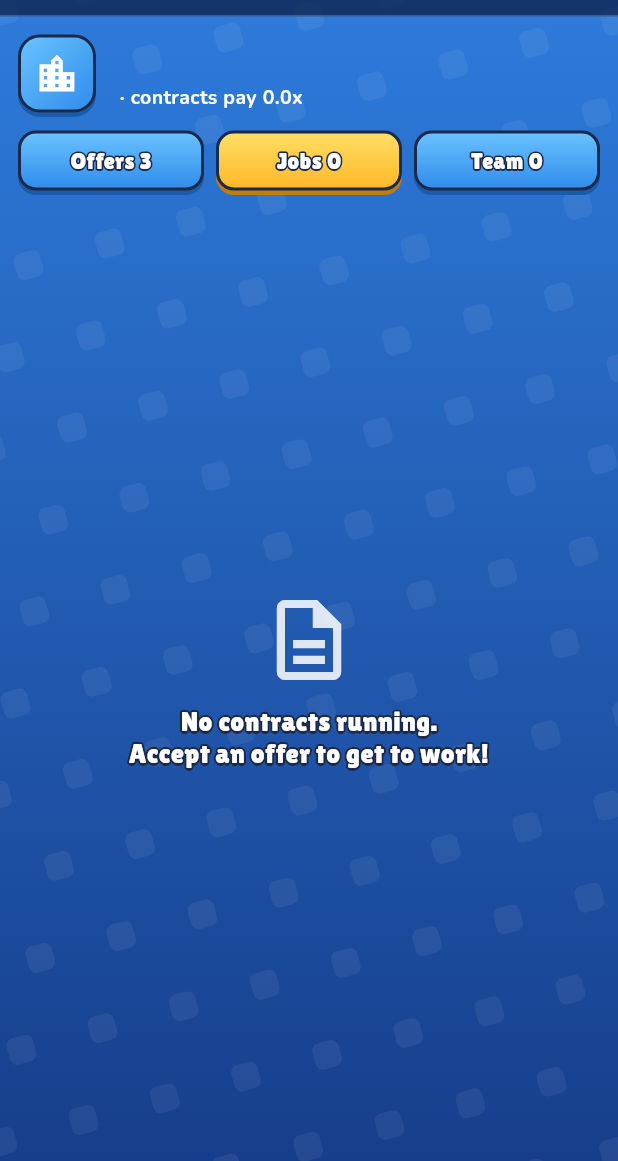
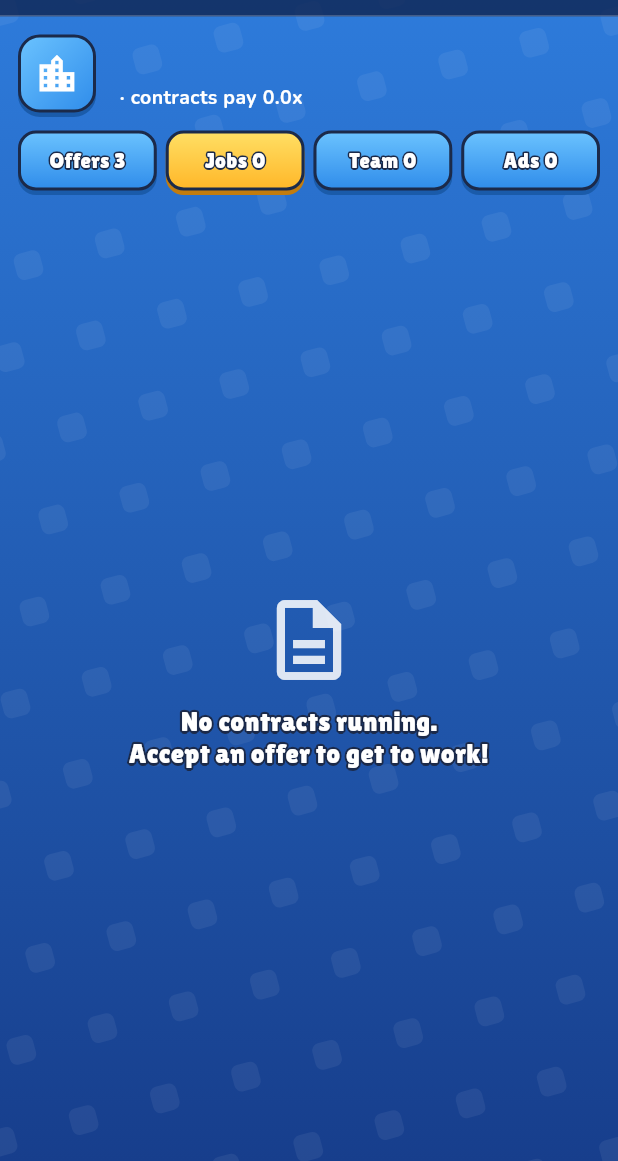
Before and after one commit to AhmerW/freelancer24_tycoon, a Flutter app: the CityPage screen opened directly with empty values, after a tap on an icon or button, on a phone screen of 412 x 824 dp, the part 75-1236 px from its top. Run offline on Flutter 3.47's test engine with Material 3 defaults, Android fonts, the phone set to English and light mode, and no system bars; drawn by our look-alikes of flutter_animate; our stand-ins replace confetti, flutter_bloc, google_fonts, hive_flutter; missing offline and left inert: random_avatar; accounts and stored records are empty.

Commit message:
UI for Phase 3: Goals tab, city Ads, coach, applicant countdown
- Goals tab: achievements sorted claimable-first with progress bars,
  claim button pays with coin burst + confetti; badge on the tab
- City "Ads" tab: launch Flyers / Radio / Online ads, live countdown
- Coach: mascot hints for the first session derived from game state,
  tapping opens the right tab
- Achievements are checked right after actions for instant feedback;
  applicants show "Leaves in 12m"
- Fixes: GameButton sizing in unconstrained rows, per-instance coin
  targets, tab margin overshoot, map pins clamped and unlocked on top
- CLAUDE.md documents the game UI kit and FX layer

Co-Authored-By: Claude Opus 5.5 <noreply@anthropic.com>

```diff
--- a/assets/data/locations.json
+++ b/assets/data/locations.json
@@ -248,8 +248,8 @@
                 "Mind the deadline! Can you help?"
             ],
             "tier": 3,
-            "widthMultiplier": 0.45,
-            "heightMultiplier": 0.34,
+            "widthMultiplier": 0.395,
+            "heightMultiplier": 0.29,
             "price": 15000000,
             "rate": 3.0,
             "icon": "",
--- a/lib/game/game_cubit.dart
+++ b/lib/game/game_cubit.dart
@@ -69,6 +69,7 @@ class GameCubit extends Cubit<GameState> {
         avatarSeed: c.client,
       ));
     }
+    _announceAchievements(result.newAchievements);
     if (result.awayFor != null && result.awayEarnings > 0) {
       _notify(GameNotice(
         kind: NoticeKind.info,
@@ -162,6 +163,19 @@ class GameCubit extends Cubit<GameState> {
     );
   }
 
+  bool startCampaign(int locationId, String campaignId) => _run(
+        (s) => engine.startCampaign(s, locationId, campaignId, now()),
+        success:
+            '${content.campaignOrNull(campaignId)?.name ?? 'Campaign'} is live!',
+      );
+
+  /// Claims an achievement reward; returns the amount paid, or null.
+  double? claimAchievement(String id) {
+    final before = state.balance;
+    final ok = _run((s) => engine.claimAchievement(s, id));
+    return ok ? state.balance - before : null;
+  }
+
   Future<void> resetGame() async {
     await _saves.clear();
     emit(engine.newGame(now()));
@@ -189,7 +203,9 @@ class GameCubit extends Cubit<GameState> {
     String? avatarSeed,
   }) {
     try {
-      emit(action(state));
+      final check = engine.checkAchievements(action(state));
+      emit(check.state);
+      _announceAchievements(check.unlocked);
     } on GameRuleException catch (e) {
       _notify(GameNotice(
         kind: NoticeKind.error,
@@ -209,6 +225,17 @@ class GameCubit extends Cubit<GameState> {
     return true;
   }
 
+  void _announceAchievements(List<AchievementDef> unlocked) {
+    for (final a in unlocked) {
+      _notify(GameNotice(
+        kind: NoticeKind.success,
+        title: 'Achievement: ${a.title}',
+        message: 'Claim your reward in Goals!',
+        lifetime: const Duration(seconds: 5),
+      ));
+    }
+  }
+
   void _notify(GameNotice notice) {
     if (!_notices.isClosed) _notices.add(notice);
   }
--- /dev/null
+++ b/lib/views/goals/goals_view.dart
@@ -0,0 +1,160 @@
+import 'package:flutter/material.dart';
+import 'package:flutter_animate/flutter_animate.dart';
+import 'package:flutter_bloc/flutter_bloc.dart';
+import 'package:freelancer24_tycoon/core/content/game_content.dart';
+import 'package:freelancer24_tycoon/core/state/game_state.dart';
+import 'package:freelancer24_tycoon/game/game_cubit.dart';
+import 'package:freelancer24_tycoon/utils/format.dart';
+import 'package:freelancer24_tycoon/views/game_ui/fx_layer.dart';
+import 'package:freelancer24_tycoon/views/game_ui/game_button.dart';
+import 'package:freelancer24_tycoon/views/game_ui/game_panel.dart';
+import 'package:freelancer24_tycoon/views/game_ui/game_theme.dart';
+import 'package:freelancer24_tycoon/views/game_ui/stroke_text.dart';
+import 'package:freelancer24_tycoon/views/skills/skills_widgets.dart';
+import 'package:freelancer24_tycoon/views/world/stats_view.dart';
+
+/// The "Goals" tab: achievements with progress and rewards to claim.
+class GoalsView extends StatelessWidget {
+  const GoalsView({super.key});
+
+  @override
+  Widget build(BuildContext context) {
+    return BlocBuilder<GameCubit, GameState>(
+      buildWhen: (a, b) =>
+          a.achievementsUnlocked != b.achievementsUnlocked ||
+          a.achievementsClaimed != b.achievementsClaimed ||
+          a.stats != b.stats ||
+          a.skillLevels != b.skillLevels ||
+          a.locations.length != b.locations.length,
+      builder: (context, state) {
+        final game = context.read<GameCubit>();
+        final engine = game.engine;
+        final all = game.content.achievements;
+
+        int rank(AchievementDef a) {
+          if (state.isAchievementClaimed(a.id)) return 2;
+          if (engine.achievementProgress(state, a).reached) return 0;
+          return 1;
+        }
+
+        final sorted = [...all]..sort((a, b) {
+            final r = rank(a).compareTo(rank(b));
+            if (r != 0) return r;
+            return engine
+                .achievementProgress(state, b)
+                .fraction
+                .compareTo(engine.achievementProgress(state, a).fraction);
+          });
+        final claimed =
+            all.where((a) => state.isAchievementClaimed(a.id)).length;
+
+        return ListView(
+          padding: const EdgeInsets.fromLTRB(12, 14, 12, 32),
+          children: [
+            SectionTitle('GOALS  $claimed/${all.length}'),
+            for (final a in sorted) _AchievementCard(a, key: ValueKey(a.id)),
+          ],
+        );
+      },
+    );
+  }
+}
+
+class _AchievementCard extends StatelessWidget {
+  final AchievementDef achievement;
+
+  const _AchievementCard(this.achievement, {super.key});
+
+  String _value(double v) =>
+      achievement.condition.type == AchievementConditionType.lifetimeEarnings
+          ? dollar(v)
+          : formatMoney(v);
+
+  @override
+  Widget build(BuildContext context) {
+    final game = context.read<GameCubit>();
+    final state = game.state;
+    final progress = game.engine.achievementProgress(state, achievement);
+    final claimed = state.isAchievementClaimed(achievement.id);
+    final reached = progress.reached;
+    final reward = game.engine.achievementReward(state, achievement);
+
+    final card = GamePanel(
+      color: claimed
+          ? GameColors.panelShade
+          : reached
+              ? const Color(0xFFFFF6D8)
+              : GameColors.panel,
+      borderColor: reached && !claimed ? const Color(0xFFB07800) : null,
+      padding: const EdgeInsets.all(12),
+      child: Row(
+        children: [
+          IconBadge(
+            tone: claimed
+                ? GameTone.grey
+                : reached
+                    ? GameTone.yellow
+                    : GameTone.purple,
+            size: 56,
+            child: SkillIcon(achievement.icon, size: 36),
+          ),
+          const SizedBox(width: 12),
+          Expanded(
+            child: Column(
+              crossAxisAlignment: CrossAxisAlignment.start,
+              children: [
+                StrokeText(achievement.title, size: 18),
+                Text(achievement.description, style: GameFonts.body(size: 12)),
+                const SizedBox(height: 6),
+                if (!claimed)
+                  GameProgressBar(
+                    value: progress.fraction,
+                    tone: reached ? GameTone.yellow : GameTone.purple,
+                    height: 20,
+                    label:
+                        '${_value(progress.current.clamp(0, progress.target))} / ${_value(progress.target)}',
+                  ),
+              ],
+            ),
+          ),
+          const SizedBox(width: 10),
+          if (claimed)
+            const Icon(Icons.check_circle, color: Color(0xFF2B8A1C), size: 36)
+          else
+            Builder(
+              builder: (buttonContext) => GameButton(
+                tone: GameTone.yellow,
+                height: 56,
+                width: 92,
+                shine: reached,
+                onPressed: reached
+                    ? () {
+                        final paid = game.claimAchievement(achievement.id);
+                        if (paid == null) return;
+                        final fx = Fx.of(buttonContext);
+                        fx.coinBurst(buttonContext, coins: 14);
+                        fx.floatText(buttonContext, '+${dollar(paid)}',
+                            color: GameColors.gold, size: 30);
+                        fx.confetti(buttonContext);
+                      }
+                    : null,
+                child: Column(
+                  mainAxisSize: MainAxisSize.min,
+                  children: [
+                    const StrokeText('CLAIM', size: 14),
+                    PriceLabel(reward, size: 14),
+                  ],
+                ),
+              ),
+            ),
+        ],
+      ),
+    );
+
+    return reached && !claimed
+        ? card
+            .animate(onPlay: (c) => c.repeat(reverse: true))
+            .scaleXY(begin: 1, end: 1.015, duration: 700.ms)
+        : card;
+  }
+}
--- /dev/null
+++ b/lib/views/widgets/coach.dart
@@ -0,0 +1,180 @@
+import 'package:flutter/material.dart';
+import 'package:flutter_animate/flutter_animate.dart';
+import 'package:flutter_bloc/flutter_bloc.dart';
+import 'package:freelancer24_tycoon/core/state/game_state.dart';
+import 'package:freelancer24_tycoon/game/game_cubit.dart';
+import 'package:freelancer24_tycoon/views/game_ui/game_theme.dart';
+import 'package:random_avatar/random_avatar.dart';
+
+/// Home tabs, as used by [CoachTip.tab].
+abstract final class HomeTabs {
+  static const skills = 0;
+  static const world = 1;
+  static const upgrades = 2;
+  static const goals = 3;
+}
+
+class CoachTip {
+  final String text;
+
+  /// Tab to open when the tip is tapped.
+  final int tab;
+
+  const CoachTip(this.text, this.tab);
+}
+
+/// Picks the most useful hint for where the player is. Derived from the game
+/// state, so it needs no saving and moves on by itself.
+CoachTip? coachTipFor(GameState s, GameCubit game) {
+  final contracts = s.stats.contractsCompleted;
+  final skills = s.skillLevels.length;
+  final html = s.skillLevel(game.content.startingSkill.id);
+
+  if (s.achievementsToClaim > 0) {
+    return const CoachTip(
+        'You reached a goal! Grab your reward in GOALS.', HomeTabs.goals);
+  }
+  if (s.contractsReadyToCollect > 0) {
+    return const CoachTip(
+        'Ka-ching! A job is done. Open the city and COLLECT your pay.',
+        HomeTabs.world);
+  }
+  final graduated = contracts >= 3 && skills >= 3 && s.hiredCount > 0;
+  if (graduated) return null;
+
+  if (contracts == 0 && !s.contracts.any((c) => !c.isOffer)) {
+    return const CoachTip(
+        'Welcome, freelancer! Tap Berlin and accept your first job.',
+        HomeTabs.world);
+  }
+  if (contracts == 0) {
+    return const CoachTip(
+        'Your job is running! Meanwhile, UPGRADE HTML in Skills to earn more every second.',
+        HomeTabs.skills);
+  }
+  if (skills == 1 && html < 5) {
+    return CoachTip('Level HTML to 5 (now $html) to learn Website Development.',
+        HomeTabs.skills);
+  }
+  if (skills == 1) {
+    return const CoachTip(
+        'HTML is level 5! Learn Website Development in Skills.',
+        HomeTabs.skills);
+  }
+  if (skills == 2) {
+    return const CoachTip(
+        'A new career track opened: Writing & Content! Check Skills.',
+        HomeTabs.skills);
+  }
+  final chair =
+      s.upgrades.values.every((u) => u.itemIndex == 0 && u.level == 1);
+  if (chair && s.balance >= 50) {
+    return const CoachTip(
+        'Treat yourself: office UPGRADES boost your income forever.',
+        HomeTabs.upgrades);
+  }
+  if (s.hiredCount == 0 && s.balance >= 750) {
+    return const CoachTip(
+        'You can afford a desk! Hire your first employee in the city TEAM tab.',
+        HomeTabs.world);
+  }
+  if (contracts < 3) {
+    return const CoachTip(
+        'Keep taking jobs: they pay way more than passive income.',
+        HomeTabs.world);
+  }
+  return null;
+}
+
+/// The coach: a friendly face with a speech bubble above the tab bar.
+class Coach extends StatefulWidget {
+  final ValueChanged<int> onOpenTab;
+
+  const Coach({super.key, required this.onOpenTab});
+
+  @override
+  State<Coach> createState() => _CoachState();
+}
+
+class _CoachState extends State<Coach> {
+  String? _dismissed;
+
+  @override
+  Widget build(BuildContext context) {
+    final game = context.read<GameCubit>();
+    final tip =
+        context.select((GameCubit c) => coachTipFor(c.state, game)?.text);
+    final full = coachTipFor(game.state, game);
+    final visible = tip != null && tip != _dismissed && full != null;
+
+    return AnimatedSwitcher(
+      duration: const Duration(milliseconds: 300),
+      transitionBuilder: (child, anim) => SizeTransition(
+        sizeFactor: anim,
+        axisAlignment: 1,
+        child: FadeTransition(opacity: anim, child: child),
+      ),
+      child: !visible
+          ? const SizedBox(width: double.infinity)
+          : Padding(
+              key: ValueKey(tip),
+              padding: const EdgeInsets.fromLTRB(8, 4, 8, 6),
+              child: GestureDetector(
+                onTap: () => widget.onOpenTab(full.tab),
+                child: Row(
+                  crossAxisAlignment: CrossAxisAlignment.end,
+                  children: [
+                    Container(
+                      decoration: BoxDecoration(
+                        color: GameColors.gold,
+                        shape: BoxShape.circle,
+                        border: Border.all(color: GameColors.ink, width: 2.5),
+                      ),
+                      padding: const EdgeInsets.all(2),
+                      child: RandomAvatar('Coach Robin',
+                          width: 48, height: 48, trBackground: true),
+                    )
+                        .animate(onPlay: (c) => c.repeat(reverse: true))
+                        .moveY(begin: 0, end: -4, duration: 900.ms),
+                    const SizedBox(width: 6),
+                    Expanded(
+                      child: Container(
+                        padding: const EdgeInsets.fromLTRB(12, 8, 4, 8),
+                        decoration: BoxDecoration(
+                          color: Colors.white,
+                          borderRadius: BorderRadius.circular(14),
+                          border: Border.all(color: GameColors.ink, width: 2.5),
+                          boxShadow: const [
+                            BoxShadow(
+                                color: GameColors.panelShade,
+                                offset: Offset(0, 3)),
+                          ],
+                        ),
+                        child: Row(
+                          children: [
+                            Expanded(
+                              child: Text(tip,
+                                  style: GameFonts.body(
+                                      size: 13, weight: FontWeight.w800)),
+                            ),
+                            IconButton(
+                              visualDensity: VisualDensity.compact,
+                              icon: const Icon(Icons.close,
+                                  size: 18, color: GameColors.ink),
+                              onPressed: () => setState(() => _dismissed = tip),
+                            ),
+                          ],
+                        ),
+                      ),
+                    ),
+                  ],
+                ),
+              )
+                  .animate()
+                  .slideX(
+                      begin: -0.1, duration: 350.ms, curve: Curves.easeOutBack)
+                  .fadeIn(),
+            ),
+    );
+  }
+}
--- a/lib/views/world/city_page.dart
+++ b/lib/views/world/city_page.dart
@@ -12,6 +12,7 @@ import 'package:freelancer24_tycoon/views/skills/skills_widgets.dart';
 import 'package:freelancer24_tycoon/views/widgets/game_hud.dart';
 import 'package:freelancer24_tycoon/views/world/contracts/contracts_view.dart';
 import 'package:freelancer24_tycoon/views/world/contracts/offers_view.dart';
+import 'package:freelancer24_tycoon/views/world/marketing/campaigns_view.dart';
 import 'package:freelancer24_tycoon/views/world/team/employees_view.dart';
 import 'package:freelancer24_tycoon/views/world/world_view.dart';
 
@@ -27,7 +28,7 @@ class CityPage extends StatefulWidget {
 
 class _CityPageState extends State<CityPage>
     with SingleTickerProviderStateMixin {
-  late final TabController _tabs = TabController(length: 3, vsync: this)
+  late final TabController _tabs = TabController(length: 4, vsync: this)
     ..addListener(() => setState(() {}));
 
   @override
@@ -51,6 +52,8 @@ class _CityPageState extends State<CityPage>
         .length);
     final staff =
         context.select((GameCubit c) => c.state.hiredAt(location.id).length);
+    final ads = context.select((GameCubit c) =>
+        c.engine.activeCampaigns(c.state, location.id, c.now()).length);
 
     return Scaffold(
       body: GameBackground(
@@ -102,8 +105,9 @@ class _CityPageState extends State<CityPage>
                       (0, 'Offers $offers', 0),
                       (1, 'Jobs $running', ready),
                       (2, 'Team $staff', 0),
+                      (3, 'Ads $ads', 0),
                     ]) ...[
-                      if (i > 0) const SizedBox(width: 8),
+                      if (i > 0) const SizedBox(width: 6),
                       Expanded(
                         child: _CityTab(
                           label: label,
@@ -123,6 +127,7 @@ class _CityPageState extends State<CityPage>
                     OffersView(location, onAccepted: () => _tabs.animateTo(1)),
                     ContractsView(location),
                     EmployeesView(location),
+                    CampaignsView(location),
                   ],
                 ),
               ),
@@ -171,7 +176,7 @@ class _CityTab extends StatelessWidget {
                 BoxShadow(color: tone.lip, offset: const Offset(0, 3))
               ],
             ),
-            child: StrokeText(label, size: 15),
+            child: StrokeText(label, size: 14),
           ),
           if (badge > 0)
             Positioned(
--- a/lib/views/world/team/employee_offer_view.dart
+++ b/lib/views/world/team/employee_offer_view.dart
@@ -49,6 +49,11 @@ class EmployeeOfferView extends StatelessWidget {
                     StrokeText(e.name, size: 19),
                     Text('Age ${e.age} · wants ${e.cut}% of each job',
                         style: GameFonts.body(size: 12)),
+                    if (e.expiresIn(context.read<GameCubit>().now())
+                        case final left?)
+                      Text('Leaves in ${formatDuration(left)}',
+                          style: GameFonts.body(
+                              size: 12, color: const Color(0xFFE65100))),
                   ],
                 ),
               ),
```
Also changed, not shown: lib/views/home.dart (+17 -2 lines), lib/views/world/marketing/campaigns_view.dart (added, +152 -0 lines), lib/views/world/world_view.dart (+10 -2 lines), 1 other file.
